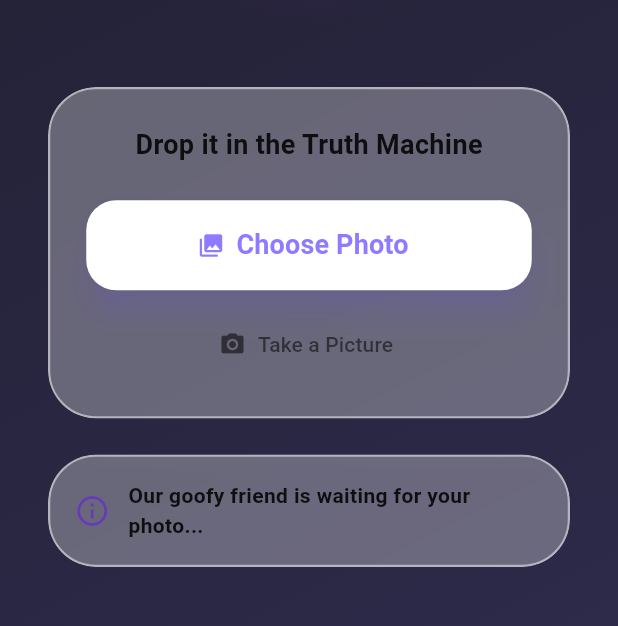
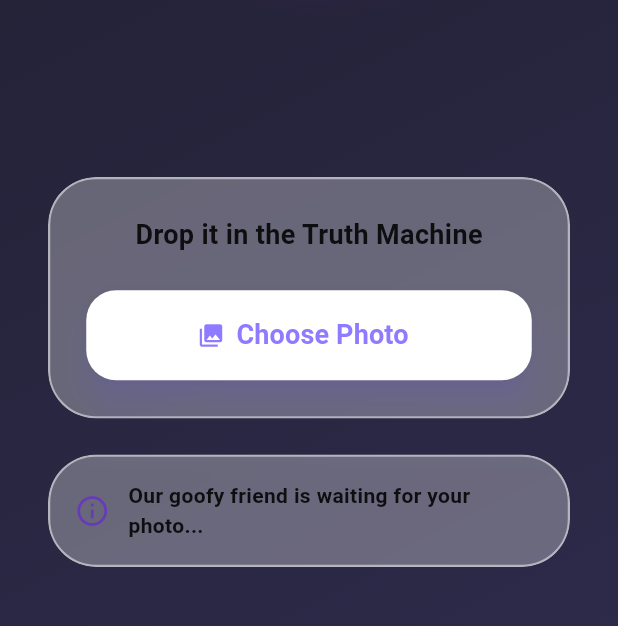
Before and after one commit to shane-hub/ai-spy-mvp, a Flutter app: the screen it shows after launch, on a phone screen of 412 x 824 dp, the part 597-1223 px from its top. Run offline on Flutter 3.47's test engine with Material 3 defaults, Android fonts, the phone set to English and light mode, and no system bars; our stand-ins replace image_picker, rive; Roboto replaces fonts that are missing (Quicksand).

Commit message:
fix(web): Remove redundant camera button to avoid image_picker_web desktop popup

```diff
--- a/ai_spy/lib/main.dart
+++ b/ai_spy/lib/main.dart
@@ -33,6 +33,7 @@ class AiSpyApp extends StatelessWidget {
           supportedLocales: AppLocalizations.supportedLocales,
           theme: ThemeData(
             fontFamily: 'Quicksand',
+            fontFamilyFallback: const ['PingFang SC', 'Heiti SC', 'Microsoft YaHei', 'sans-serif'],
             colorScheme: ColorScheme.fromSeed(
               seedColor: const Color(0xFF8E7BFF),
               brightness: Brightness.light,
@@ -420,22 +421,7 @@ class _MascotDetectorScreenState extends State<MascotDetectorScreen> with Single
                             ),
                           ),
 
-                          const SizedBox(height: 12),
-
-// ... replacement in the build method ...
-                          // Camera Button
-                          BouncyButton(
-                            onPressed: _isLoading
-                                ? null
-                                : () => _pickAndAnalyzeImage(ImageSource.camera),
-                            child: AbsorbPointer(
-                              child: TextButton.icon(
-                                onPressed: () {},
-                                icon: const Icon(Icons.camera_alt, color: Colors.black54),
-                                label: Text(l10n.takePicture, style: const TextStyle(color: Colors.black54)),
-                              ),
-                            ),
-                          )
+                          // Only the main upload button remains
                         ],
                       ),
                     ),
```
